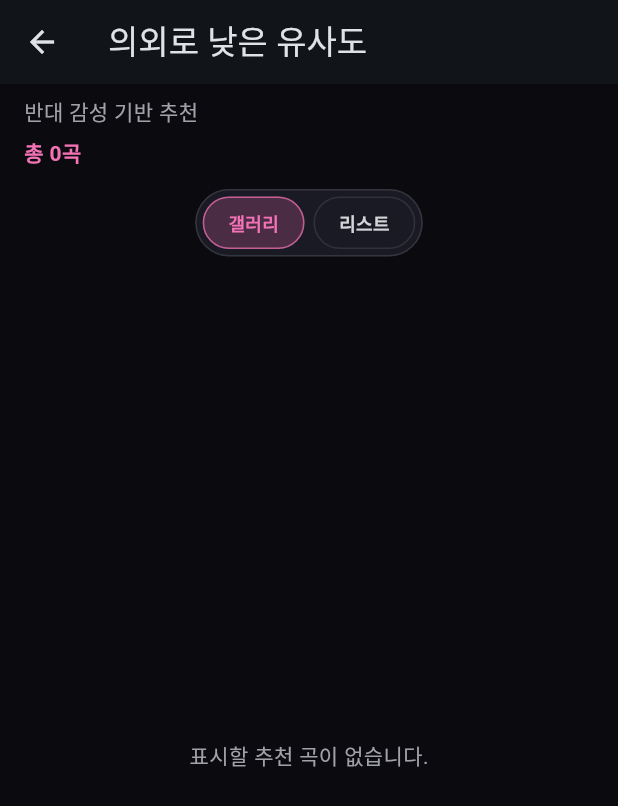
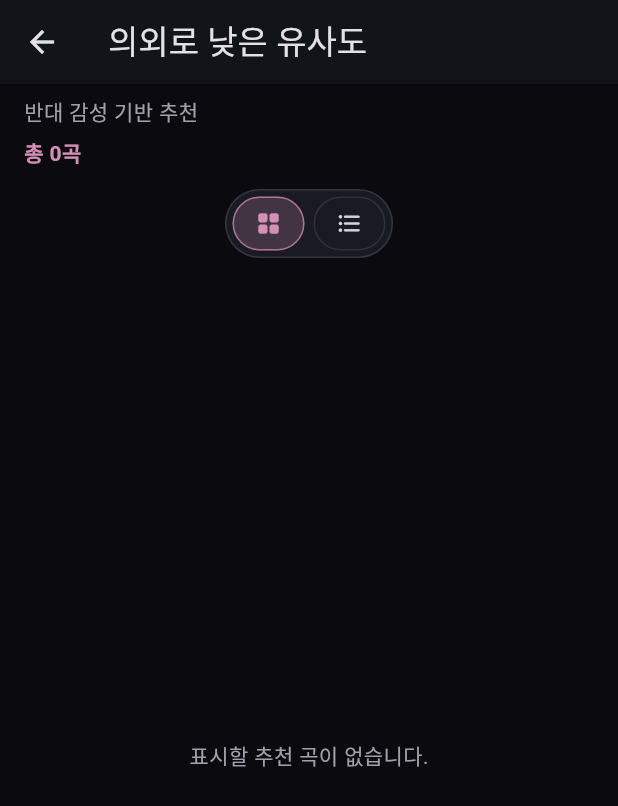
Before and after one commit to Capstone-sixsense/KH-Hackathon, a Flutter app: the ResultScreen screen opened directly with empty values, after a tap on "의외로 낮은 유사도", on a phone screen of 412 x 824 dp. Shown: the top 806 px of the screen. Run offline on Flutter 3.47's test engine with Material 3 defaults, Android fonts, the phone set to English and light mode, and no system bars; Roboto replaces fonts that are missing (Nunito).

Commit message:
feat(frontend): refine result track viewer visuals and graph mood
결과 화면에서 갤러리/리스트 토글을 아이콘으로 변경하고, 트랙 점수 텍스트를 제거했으며, 집합 간선을 곡선과 은은한 색감으로 조정해 전체 분위기를 부드럽게 개선했습니다.

```diff
--- a/frontend/lib/screens/result_screen.dart
+++ b/frontend/lib/screens/result_screen.dart
@@ -25,7 +25,7 @@ class ResultScreen extends StatelessWidget {
         description: '반대 감성 기반 추천',
         score: response.reverse.length.toDouble(),
         anchor: const Offset(0.18, 0.20),
-        color: const Color(0xFFF472B6),
+        color: const Color(0xFFD38FB4),
         tracks: response.reverse,
       ),
       _NodeData(
@@ -33,7 +33,7 @@ class ResultScreen extends StatelessWidget {
         description: '비슷한 청취 패턴 추천',
         score: response.similar.length.toDouble(),
         anchor: const Offset(0.84, 0.34),
-        color: const Color(0xFF2DD4BF),
+        color: const Color(0xFF7CBFB3),
         tracks: response.similar,
       ),
       _NodeData(
@@ -41,7 +41,7 @@ class ResultScreen extends StatelessWidget {
         description: '감성 반대편 탐색',
         score: response.opposite.length.toDouble(),
         anchor: const Offset(0.72, 0.78),
-        color: const Color(0xFF64748B),
+        color: const Color(0xFF8A95A6),
         tracks: response.opposite,
       ),
       _NodeData(
@@ -49,7 +49,7 @@ class ResultScreen extends StatelessWidget {
         description: '전체 풀 확장 탐색',
         score: allTracks.length.toDouble(),
         anchor: const Offset(0.28, 0.78),
-        color: const Color(0xFF60A5FA),
+        color: const Color(0xFF83A8D6),
         tracks: allTracks,
       ),
     ];
@@ -186,11 +186,6 @@ class _MainTrackCard extends StatelessWidget {
             track == null ? 'for "$keyword"' : '${track!.artist} · "$keyword"',
             style: const TextStyle(color: Color(0xFFA1A1AA), fontSize: 12),
           ),
-          const SizedBox(height: 8),
-          Text(
-            '점수 ${(track?.reverseScore ?? track?.matchScore ?? 0).toStringAsFixed(2)}',
-            style: const TextStyle(color: Color(0xFF2DD4BF), fontWeight: FontWeight.w600),
-          ),
           const SizedBox(height: 10),
           SizedBox(
             width: double.infinity,
@@ -321,11 +316,20 @@ class _GraphEdgePainter extends CustomPainter {
   void paint(Canvas canvas, Size size) {
     for (final node in nodes) {
       final end = Offset(size.width * node.anchor.dx, size.height * node.anchor.dy);
+      final isLeft = end.dx < center.dx;
+      final control = Offset(
+        (center.dx + end.dx) / 2 + (isLeft ? -34 : 34),
+        (center.dy + end.dy) / 2 - 24,
+      );
+      final path = Path()
+        ..moveTo(center.dx, center.dy)
+        ..quadraticBezierTo(control.dx, control.dy, end.dx, end.dy);
       final paint = Paint()
-        ..color = node.color.withValues(alpha: 0.45)
-        ..strokeWidth = 1.4 + (node.score * 2.4)
-        ..style = PaintingStyle.stroke;
-      canvas.drawLine(center, end, paint);
+        ..color = node.color.withValues(alpha: 0.24)
+        ..strokeWidth = 0.8 + (node.score * 1.5)
+        ..style = PaintingStyle.stroke
+        ..strokeCap = StrokeCap.round;
+      canvas.drawPath(path, paint);
     }
   }
 
@@ -480,14 +484,16 @@ class _GroupTracksScreenState extends State<_GroupTracksScreen> {
                 mainAxisSize: MainAxisSize.min,
                 children: [
                   _ViewModeToggleChip(
-                    label: '갤러리',
+                    icon: Icons.grid_view_rounded,
+                    tooltip: '갤러리',
                     selected: _mode == _TrackViewMode.gallery,
                     color: widget.color,
                     onTap: () => setState(() => _mode = _TrackViewMode.gallery),
                   ),
                   const SizedBox(width: 6),
                   _ViewModeToggleChip(
-                    label: '리스트',
+                    icon: Icons.format_list_bulleted_rounded,
+                    tooltip: '리스트',
                     selected: _mode == _TrackViewMode.list,
                     color: widget.color,
                     onTap: () => setState(() => _mode = _TrackViewMode.list),
@@ -540,7 +546,6 @@ class _TrackGalleryCard extends StatelessWidget {
 
   @override
   Widget build(BuildContext context) {
-    final score = (track.reverseScore ?? track.matchScore ?? 0).toStringAsFixed(2);
     return Container(
       decoration: BoxDecoration(
         color: const Color(0xFF171721),
@@ -562,8 +567,6 @@ class _TrackGalleryCard extends StatelessWidget {
           Text(track.name, maxLines: 1, overflow: TextOverflow.ellipsis, style: const TextStyle(fontSize: 11, fontWeight: FontWeight.w700)),
           const SizedBox(height: 2),
           Text(track.artist, maxLines: 1, overflow: TextOverflow.ellipsis, style: const TextStyle(fontSize: 10, color: Color(0xFFA1A1AA))),
-          const Spacer(),
-          Text('점수 $score', style: TextStyle(fontSize: 10, color: color, fontWeight: FontWeight.w600)),
         ],
       ),
     );
@@ -572,24 +575,28 @@ class _TrackGalleryCard extends StatelessWidget {
 
 class _ViewModeToggleChip extends StatelessWidget {
   const _ViewModeToggleChip({
-    required this.label,
+    required this.icon,
+    required this.tooltip,
     required this.selected,
     required this.color,
     required this.onTap,
   });
 
-  final String label;
+  final IconData icon;
+  final String tooltip;
   final bool selected;
   final Color color;
   final VoidCallback onTap;
 
   @override
   Widget build(BuildContext context) {
-    return InkWell(
+    return Tooltip(
+      message: tooltip,
+      child: InkWell(
         borderRadius: BorderRadius.circular(999),
         onTap: onTap,
         child: Container(
-        padding: const EdgeInsets.symmetric(horizontal: 16, vertical: 8),
+          padding: const EdgeInsets.symmetric(horizontal: 14, vertical: 8),
           decoration: BoxDecoration(
             borderRadius: BorderRadius.circular(999),
             color: selected ? color.withValues(alpha: 0.22) : Colors.transparent,
@@ -597,11 +604,9 @@ class _ViewModeToggleChip extends StatelessWidget {
               color: selected ? color.withValues(alpha: 0.72) : Colors.white.withValues(alpha: 0.1),
             ),
           ),
-        child: Text(
-          label,
-          style: TextStyle(
-            fontSize: 12,
-            fontWeight: FontWeight.w700,
+          child: Icon(
+            icon,
+            size: 18,
             color: selected ? color : const Color(0xFFD4D4D8),
           ),
         ),
@@ -618,7 +623,6 @@ class _TrackListTile extends StatelessWidget {
 
   @override
   Widget build(BuildContext context) {
-    final score = (track.reverseScore ?? track.matchScore ?? 0).toStringAsFixed(2);
     return Container(
       decoration: BoxDecoration(
         color: const Color(0xFF171721),
@@ -635,7 +639,6 @@ class _TrackListTile extends StatelessWidget {
         ),
         title: Text(track.name, maxLines: 1, overflow: TextOverflow.ellipsis),
         subtitle: Text(track.artist, maxLines: 1, overflow: TextOverflow.ellipsis),
-        trailing: Text('점수 $score', style: TextStyle(color: color, fontWeight: FontWeight.w700)),
       ),
     );
   }
```
Lines whose indentation alone changed are shown as unchanged.
